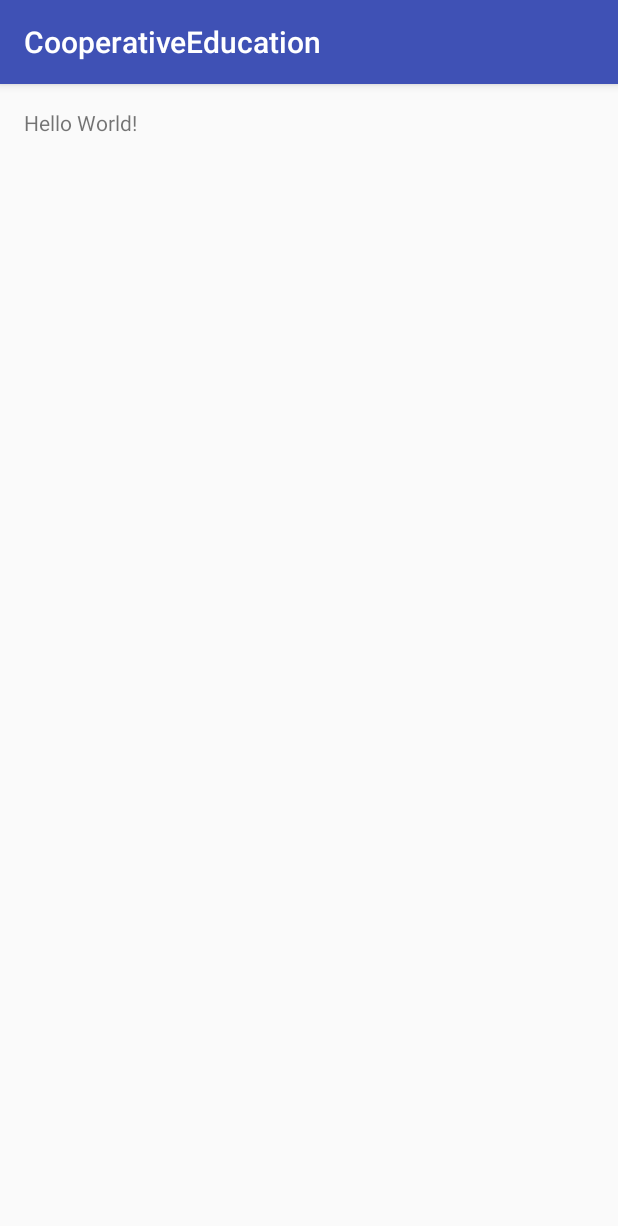
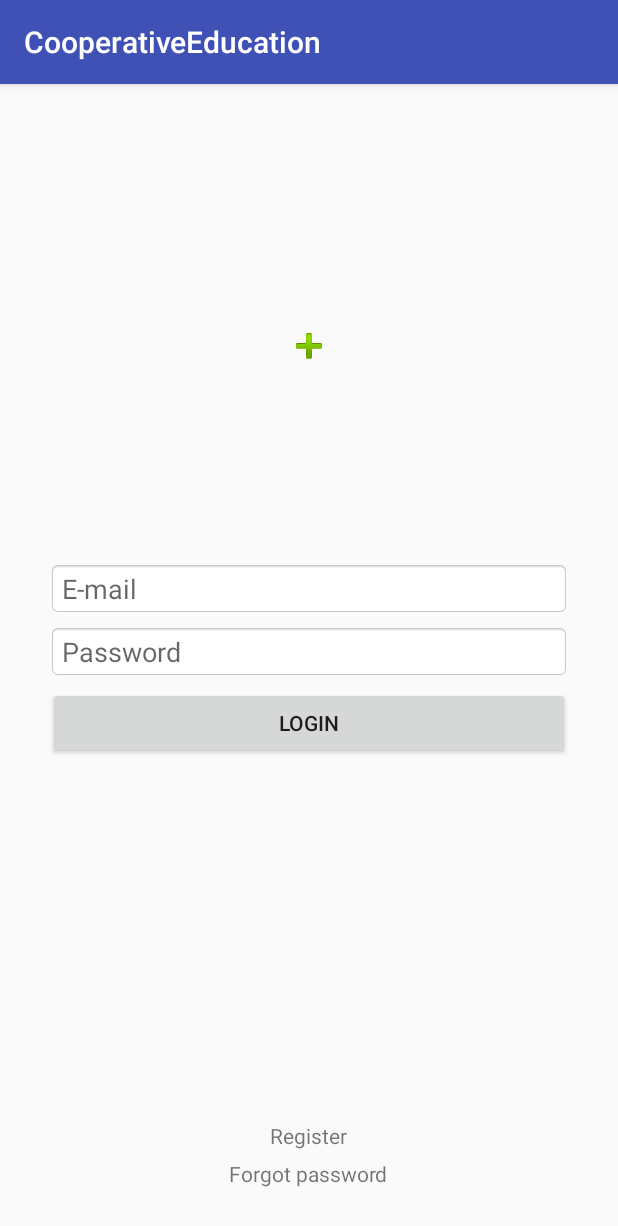
Before and after one commit to oat1234/CooperativeEducation, an Android app: the screen it shows after launch (SplashScreenActivity before the commit, LoginActivity after it), on a phone screen of 412 x 824 dp. Shown: the top 1226 px of the screen. Run offline under Robolectric (Android 15) with nearby library versions, the phone set to English and light mode, and no system bars.

Commit message:
many page

```diff
--- /dev/null
+++ b/app/src/main/java/com/finalproject/cooperativeeducation/LoginActivity.java
@@ -0,0 +1,13 @@
+package com.finalproject.cooperativeeducation;
+
+import android.support.v7.app.AppCompatActivity;
+import android.os.Bundle;
+
+public class LoginActivity extends AppCompatActivity {
+
+    @Override
+    protected void onCreate(Bundle savedInstanceState) {
+        super.onCreate(savedInstanceState);
+        setContentView(R.layout.activity_login);
+    }
+}
--- a/app/src/main/java/com/finalproject/cooperativeeducation/SplashScreenActivity.java
+++ b/app/src/main/java/com/finalproject/cooperativeeducation/SplashScreenActivity.java
@@ -24,6 +24,8 @@ public class SplashScreenActivity extends AppCompatActivity {
             @Override
             public void run() {
                 // next activity
+                startActivity(new Intent(SplashScreenActivity.this, LoginActivity.class));
+                finish();
             }
         };
         //test commit git
--- /dev/null
+++ b/app/src/main/res/layout/activity_login.xml
@@ -0,0 +1,90 @@
+<?xml version="1.0" encoding="utf-8"?>
+<ScrollView xmlns:android="http://schemas.android.com/apk/res/android"
+    xmlns:tools="http://schemas.android.com/tools"
+    android:layout_width="match_parent"
+    android:layout_height="match_parent"
+    android:fillViewport="true"
+    tools:context="com.finalproject.cooperativeeducation.LoginActivity">
+
+    <LinearLayout
+        android:layout_width="match_parent"
+        android:layout_height="wrap_content"
+        android:orientation="vertical"
+        android:padding="32dp">
+
+        <RelativeLayout
+            android:layout_width="match_parent"
+            android:layout_height="match_parent">
+
+            <FrameLayout
+                android:id="@+id/layoutImage"
+                android:layout_width="match_parent"
+                android:layout_height="match_parent"
+                android:layout_above="@+id/layoutLogin">
+
+                <ImageView
+                    android:layout_width="wrap_content"
+                    android:layout_height="wrap_content"
+                    android:src="@android:drawable/ic_input_add"
+                    android:layout_gravity="center"/>
+
+            </FrameLayout>
+
+            <LinearLayout
+                android:id="@+id/layoutLogin"
+                android:layout_width="match_parent"
+                android:layout_height="wrap_content"
+                android:orientation="vertical"
+                android:layout_centerVertical="true"
+                android:layout_centerHorizontal="true">
+
+                <EditText
+                    android:id="@+id/edtEmail"
+                    android:layout_width="match_parent"
+                    android:layout_height="wrap_content"
+                    android:background="@android:drawable/editbox_background_normal"
+                    android:hint="E-mail"/>
+
+                <EditText
+                    android:id="@+id/edtPassword"
+                    android:layout_width="match_parent"
+                    android:layout_height="wrap_content"
+                    android:background="@android:drawable/editbox_background_normal"
+                    android:layout_marginTop="5dp"
+                    android:hint="Password"/>
+
+                <Button
+                    android:layout_width="match_parent"
+                    android:layout_height="wrap_content"
+                    android:text="Login"
+                    android:layout_marginTop="5dp"/>
+
+            </LinearLayout>
+
+            <LinearLayout
+                android:layout_width="match_parent"
+                android:layout_height="match_parent"
+                android:orientation="vertical"
+                android:layout_below="@+id/layoutLogin"
+                android:layout_marginTop="16dp"
+                android:gravity="bottom">
+
+                <TextView
+                    android:layout_width="wrap_content"
+                    android:layout_height="wrap_content"
+                    android:text="Register"
+                    android:layout_gravity="center_horizontal"
+                    android:layout_marginBottom="6dp"/>
+
+                <TextView
+                    android:layout_width="wrap_content"
+                    android:layout_height="wrap_content"
+                    android:text="Forgot password"
+                    android:layout_gravity="center_horizontal"/>
+
+            </LinearLayout>
+        </RelativeLayout>
+
+    </LinearLayout>
+
+</ScrollView>
--- a/app/src/main/res/layout/activity_splash_screen.xml
+++ b/app/src/main/res/layout/activity_splash_screen.xml
@@ -3,14 +3,12 @@
     xmlns:tools="http://schemas.android.com/tools"
     android:layout_width="match_parent"
     android:layout_height="match_parent"
-    android:paddingBottom="@dimen/activity_vertical_margin"
-    android:paddingLeft="@dimen/activity_horizontal_margin"
-    android:paddingRight="@dimen/activity_horizontal_margin"
-    android:paddingTop="@dimen/activity_vertical_margin"
+    android:background="#FF6688"
     tools:context="com.finalproject.cooperativeeducation.SplashScreenActivity">
 
-    <TextView
-        android:layout_width="wrap_content"
-        android:layout_height="wrap_content"
-        android:text="Hello World!" />
+    <ImageView
+        android:layout_width="match_parent"
+        android:layout_height="match_parent"
+        android:scaleType="fitXY"/> <!-- เพิ่มรูป หน้า splashscreen -->
+
 </RelativeLayout>
--- a/app/src/main/res/values/styles.xml
+++ b/app/src/main/res/values/styles.xml
@@ -8,4 +8,11 @@
         <item name="colorAccent">@color/colorAccent</item>
     </style>
 
+    <style name="MyThemeFullScreen" parent="AppTheme">
+        <item name="windowNoTitle">true</item>
+        <item name="windowActionBar">false</item>
+        <item name="android:windowFullscreen">true</item>
+        <item name="android:windowContentOverlay">@null</item>
+    </style>
+
 </resources>
```
Also changed, not shown: app/src/main/AndroidManifest.xml (+6 -1 lines), app/src/main/res/layout/register_student_fragment.xml (added, +77 -0 lines).
